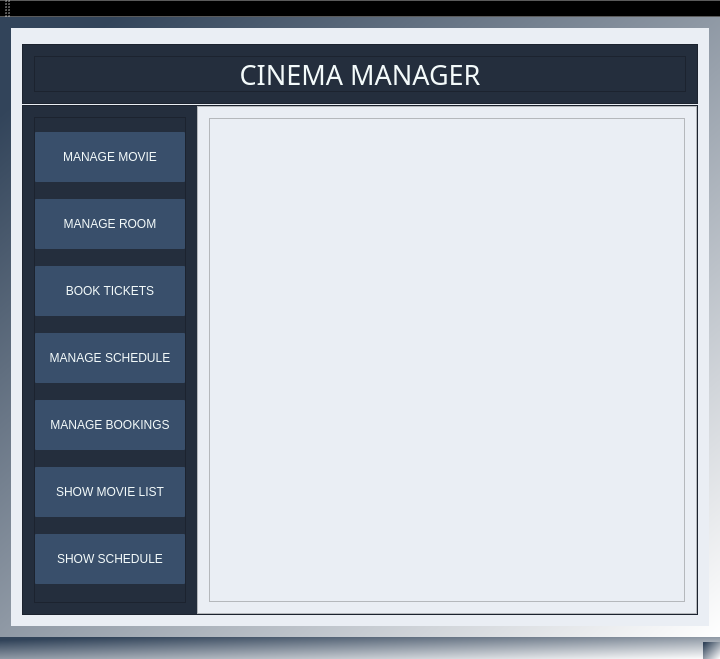
The window that MovieTicketManagementSystem/MainWindow.ui (ZuzannaZawartka/movie-ticket-management-system) describes before a commit, drawn with Qt 5.
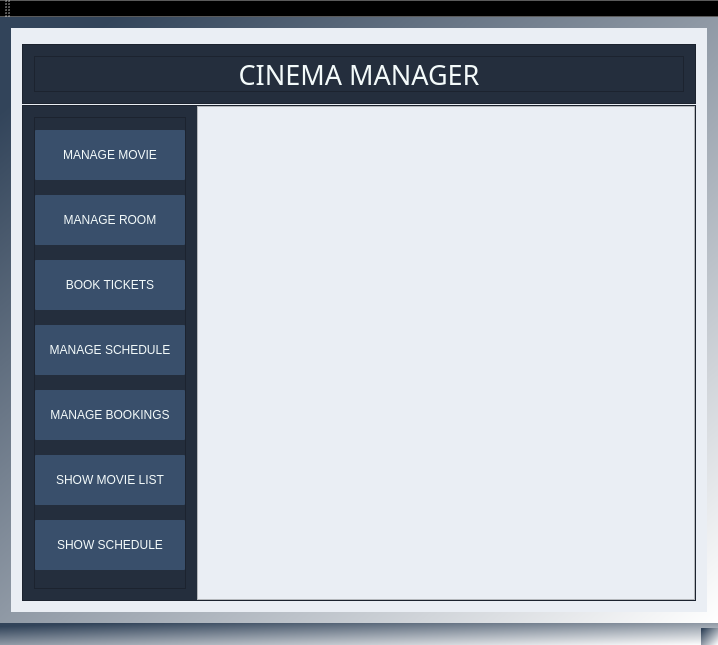
The same window after the commit. The open tabs and pages were chosen to show the change. Icons and pictures are not drawn.

```diff
--- a/MovieTicketManagementSystem/MainWindow.ui
+++ b/MovieTicketManagementSystem/MainWindow.ui
@@ -6,8 +6,8 @@
    <rect>
     <x>0</x>
     <y>0</y>
-    <width>720</width>
-    <height>659</height>
+    <width>718</width>
+    <height>645</height>
    </rect>
   </property>
   <property name="minimumSize">
@@ -410,7 +410,17 @@
              </property>
              <layout class="QVBoxLayout" name="verticalLayout_11">
               <item>
-               <widget class="QTextBrowser" name="textBrowser_2"/>
+               <widget class="QLabel" name="label_21">
+                <property name="text">
+                 <string/>
+                </property>
+                <property name="pixmap">
+                 <pixmap>../../cinema_manager.jpg</pixmap>
+                </property>
+                <property name="alignment">
+                 <set>Qt::AlignmentFlag::AlignCenter</set>
+                </property>
+               </widget>
               </item>
              </layout>
             </widget>
```
Left out of the diff: 2 changed lines with no effect on the pictures.
